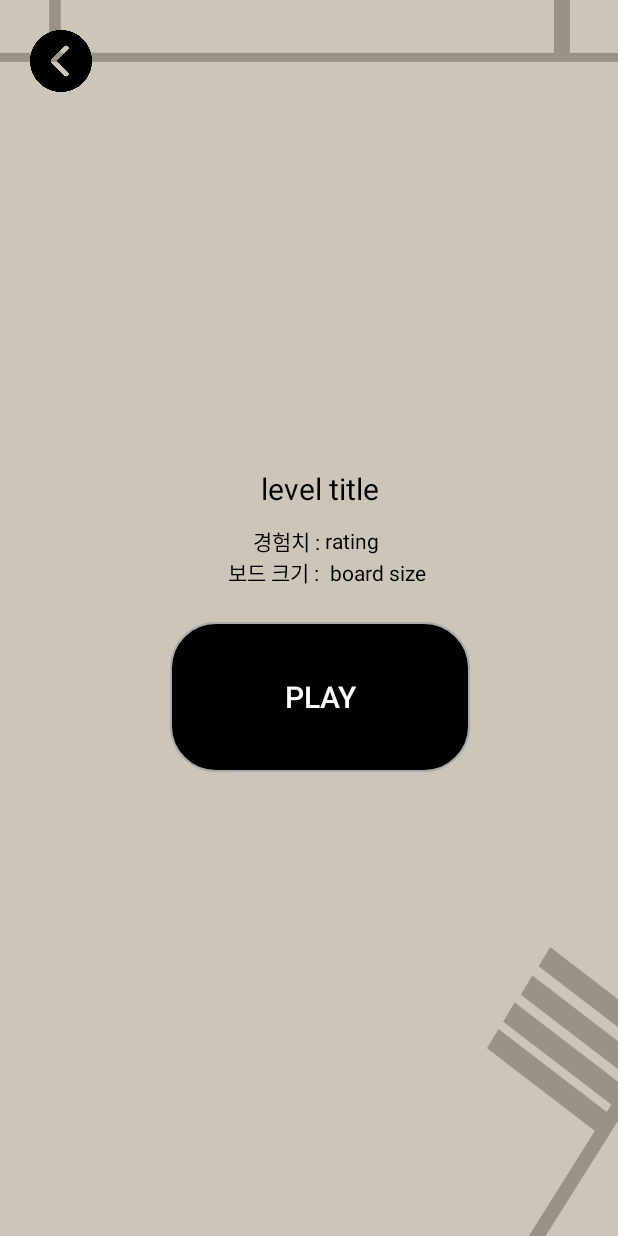
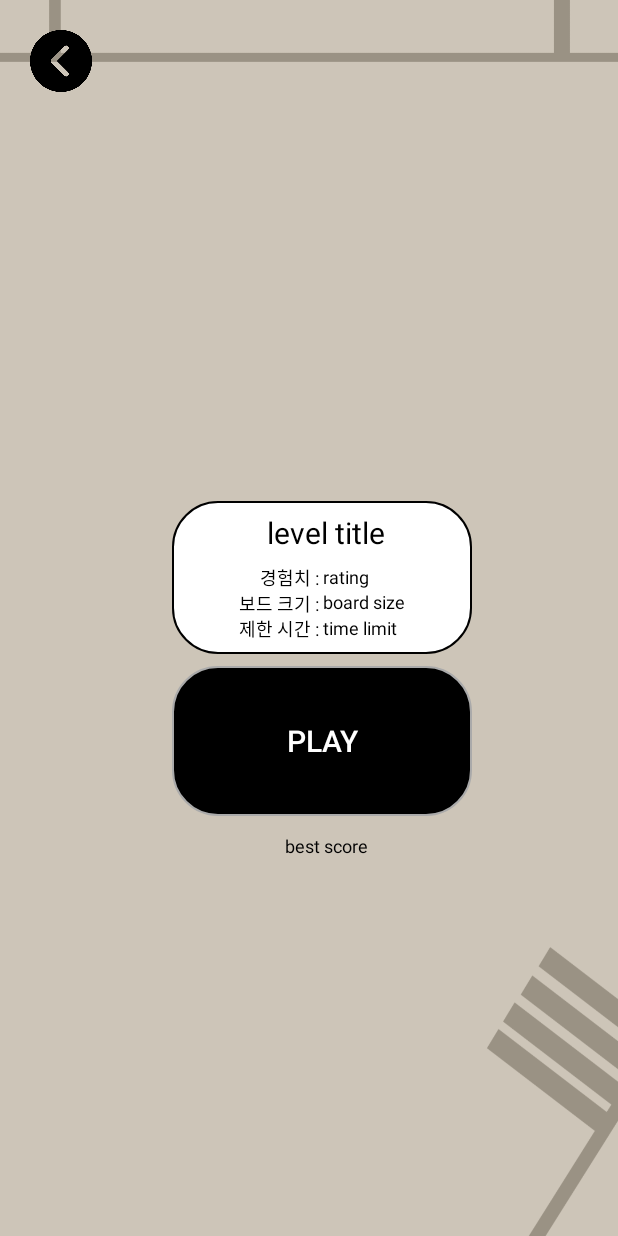
Before and after one commit to dev-yenya/MadCamp_2nd, an Android app: the ViewOnlineLevelActivity screen opened directly, with no data from a screen before it, on a phone screen of 412 x 824 dp. Run offline under Robolectric (Android 15) with nearby library versions, the phone set to English and light mode, and no system bars; 8 statements that could not run were skipped.

Commit message:
합병본

```diff
--- a/app/src/main/java/com/example/second_app/LevelPlayActivity.kt
+++ b/app/src/main/java/com/example/second_app/LevelPlayActivity.kt
@@ -524,7 +524,7 @@ class LevelPlayActivity: AppCompatActivity(), CoroutineScope {
             }
 
             if (prevScore == null) {
-                HttpRequest().request("POST", "/users", gson.toJson(newInfo), CoroutineScope(Dispatchers.Unconfined))
+                HttpRequest().request("POST", "/users", gson.toJson(newInfo), CoroutineScope(Dispatchers.IO))
                 sharedManager.saveUserInfo(newInfo)
 
                 withContext(Dispatchers.IO) {
--- a/app/src/main/java/com/example/second_app/UserRatingActivity.kt
+++ b/app/src/main/java/com/example/second_app/UserRatingActivity.kt
@@ -39,6 +39,8 @@ class UserRatingActivity : AppCompatActivity(), CoroutineScope {
         adapter.dataList =  currentDataList
         recyclerView.adapter = adapter
         recyclerView.layoutManager = LinearLayoutManager(this, LinearLayoutManager.VERTICAL, false)
+        // TODO : user rating 연결
+        // TODO : user 등수 계산
 
         binding.imgbtnUserRatingBack.setOnClickListener{
             if (!isFinishing) finish()
--- a/app/src/main/java/com/example/second_app/ViewOnlineLevelActivity.kt
+++ b/app/src/main/java/com/example/second_app/ViewOnlineLevelActivity.kt
@@ -21,7 +21,7 @@ class ViewOnlineLevelActivity : AppCompatActivity(), CoroutineScope {
     private val binding get() = _binding!!
     private val httpRequest = HttpRequest()
     private val gson = Gson()
-
+    private var scoreString = ""
     private val job = Job()
     override val coroutineContext: CoroutineContext get() = Dispatchers.IO + job
 
@@ -46,17 +46,17 @@ class ViewOnlineLevelActivity : AppCompatActivity(), CoroutineScope {
 
                 // TODO: 하이스코어 업데이트.
                 // (뷰 업데이트 코드)
-                val scoreString = String.format("%.1f", score)
+                scoreString = String.format("%.1f", score)
                 Log.d("SCORE", "$scoreString")
-
                 Log.d("LEVEL", "complete.")
+                binding.tvBestScoreOnlineLevel.text = scoreString+"℃"
             }
         }
-
 
         binding.textViewOnlineLevelTitle.text = levelMetadata.levelname
         binding.tvRatingViewOnlineLevel.text = levelMetadata.rating.toString()
         binding.tvBoardSizeOnlineLevel.text = levelMetadata.boardsize.toString()
+
         Log.e("levelMetaData : ", levelMetadata.rating.toString()+levelMetadata.rating.toString())
 
         checkUserHasLevel(levelMetadata)
--- /dev/null
+++ b/app/src/main/res/drawable/round_button_white.xml
@@ -0,0 +1,37 @@
+<?xml version="1.0" encoding="utf-8"?>
+<selector xmlns:android="http://schemas.android.com/apk/res/android" >
+    <!-- 평상시 -->
+    <item android:state_pressed="false">
+        <shape>
+            <!-- 배경 -->
+            <solid android:color="@color/white" />
+            <!-- 테두리 -->
+            <stroke
+                android:width="1dp"
+                android:color="@color/black" />
+            <corners
+                android:bottomLeftRadius="30dp"
+                android:bottomRightRadius="30dp"
+                android:topLeftRadius="30dp"
+                android:topRightRadius="30dp" />
+        </shape>
+    </item>
+
+    <!-- 클릭했을 때 -->
+    <item android:state_pressed="true">
+        <shape>
+            <!-- 배경 -->
+            <solid android:color="#ff000000" />
+            <!-- 테두리 -->
+            <stroke
+                android:width="1dp"
+                android:color="@color/white" />
+            <!-- 코너 둥근 정도 -->
+            <corners
+                android:bottomLeftRadius="30dp"
+                android:bottomRightRadius="30dp"
+                android:topLeftRadius="30dp"
+                android:topRightRadius="30dp" />
+        </shape>
+    </item>
+</selector>
--- a/app/src/main/res/layout/activity_view_online_level.xml
+++ b/app/src/main/res/layout/activity_view_online_level.xml
@@ -1,5 +1,6 @@
 <?xml version="1.0" encoding="utf-8"?>
 <androidx.constraintlayout.widget.ConstraintLayout xmlns:android="http://schemas.android.com/apk/res/android"
+    xmlns:tools="http://schemas.android.com/tools"
     android:layout_width="match_parent"
     android:layout_height="match_parent"
     xmlns:app="http://schemas.android.com/apk/res-auto"
@@ -19,33 +20,18 @@
         android:layout_marginTop="20dp"
         />
 
-
     <TextView
-        android:id="@+id/tv_board_size_online_level"
-        android:layout_width="wrap_content"
-        android:layout_height="wrap_content"
-        android:layout_marginEnd="128dp"
-        android:text="board size"
-        android:textColor="@color/black"
-        android:textSize="14sp"
-        app:layout_constraintBottom_toBottomOf="parent"
+        android:id="@+id/textView2"
+        android:layout_width="200dp"
+        android:layout_height="102dp"
+        android:layout_marginBottom="8dp"
+        android:background="@drawable/round_button_white"
+        app:layout_constraintBottom_toTopOf="@+id/btn_view_online_level_play"
         app:layout_constraintEnd_toEndOf="parent"
+        app:layout_constraintHorizontal_bias="0.54"
+        app:layout_constraintStart_toStartOf="parent"
         app:layout_constraintTop_toTopOf="parent"
-        app:layout_constraintVertical_bias="0.462" />
-
-    <TextView
-        android:id="@+id/tv_rating_view_online_level"
-        android:layout_width="wrap_content"
-        android:layout_height="wrap_content"
-        android:text="rating"
-        android:textColor="@color/black"
-        android:textSize="14sp"
-        app:layout_constraintBottom_toBottomOf="parent"
-        app:layout_constraintEnd_toEndOf="parent"
-        app:layout_constraintHorizontal_bias="0.0"
-        app:layout_constraintStart_toEndOf="@+id/textView4"
-        app:layout_constraintTop_toTopOf="parent"
-        app:layout_constraintVertical_bias="0.436" />
+        app:layout_constraintVertical_bias="1.0" />
 
     <android.widget.Button
         android:id="@+id/btn_view_online_level_play"
@@ -57,10 +43,95 @@
         android:textSize="20sp"
         app:layout_constraintBottom_toBottomOf="parent"
         app:layout_constraintEnd_toEndOf="parent"
-        app:layout_constraintHorizontal_bias="0.535"
+        app:layout_constraintHorizontal_bias="0.54"
         app:layout_constraintStart_toStartOf="parent"
         app:layout_constraintTop_toTopOf="parent"
-        app:layout_constraintVertical_bias="0.573" />
+        app:layout_constraintVertical_bias="0.613" />
+
+    <TextView
+        android:id="@+id/textView6"
+        android:layout_width="wrap_content"
+        android:layout_height="wrap_content"
+        android:text="보드 크기 : "
+        android:textColor="@color/black"
+        android:textSize="12sp"
+        app:layout_constraintBottom_toBottomOf="parent"
+        app:layout_constraintEnd_toEndOf="parent"
+        app:layout_constraintHorizontal_bias="0.447"
+        app:layout_constraintStart_toStartOf="parent"
+        app:layout_constraintTop_toBottomOf="@+id/text_view_online_level_title"
+        app:layout_constraintVertical_bias="0.056" />
+
+    <TextView
+        android:id="@+id/textView4"
+        android:layout_width="wrap_content"
+        android:layout_height="wrap_content"
+        android:text="경험치 : "
+        android:textColor="@color/black"
+        android:textSize="12sp"
+        app:layout_constraintBottom_toBottomOf="parent"
+        app:layout_constraintEnd_toEndOf="parent"
+        app:layout_constraintHorizontal_bias="0.468"
+        app:layout_constraintStart_toStartOf="parent"
+        app:layout_constraintTop_toBottomOf="@+id/text_view_online_level_title"
+        app:layout_constraintVertical_bias="0.017" />
+
+    <TextView
+        android:id="@+id/textView"
+        android:layout_width="wrap_content"
+        android:layout_height="wrap_content"
+        android:text="제한 시간 : "
+        android:textColor="@color/black"
+        android:textSize="12sp"
+        app:layout_constraintBottom_toBottomOf="parent"
+        app:layout_constraintEnd_toEndOf="parent"
+        app:layout_constraintHorizontal_bias="0.447"
+        app:layout_constraintStart_toStartOf="parent"
+        app:layout_constraintTop_toBottomOf="@+id/text_view_online_level_title"
+        app:layout_constraintVertical_bias="0.094" />
+
+    <TextView
+        android:id="@+id/tv_best_score_online_level"
+        android:layout_width="wrap_content"
+        android:layout_height="wrap_content"
+        android:text="best score"
+        android:textColor="@color/black"
+        android:textSize="12sp"
+        app:layout_constraintBottom_toBottomOf="parent"
+        app:layout_constraintEnd_toEndOf="parent"
+        app:layout_constraintHorizontal_bias="0.533"
+        app:layout_constraintStart_toStartOf="parent"
+        app:layout_constraintTop_toBottomOf="@+id/btn_view_online_level_play"
+        app:layout_constraintVertical_bias="0.043" />
+
+    <TextView
+        android:id="@+id/tv_board_size_online_level"
+        android:layout_width="wrap_content"
+        android:layout_height="wrap_content"
+        android:layout_marginEnd="124dp"
+        android:text="board size"
+        android:textColor="@color/black"
+        android:textSize="12sp"
+        app:layout_constraintBottom_toBottomOf="parent"
+        app:layout_constraintEnd_toEndOf="parent"
+        app:layout_constraintHorizontal_bias="0.0"
+        app:layout_constraintStart_toEndOf="@+id/textView6"
+        app:layout_constraintTop_toBottomOf="@+id/text_view_online_level_title"
+        app:layout_constraintVertical_bias="0.054" />
+
+    <TextView
+        android:id="@+id/tv_rating_view_online_level"
+        android:layout_width="wrap_content"
+        android:layout_height="wrap_content"
+        android:text="rating"
+        android:textColor="@color/black"
+        android:textSize="12sp"
+        app:layout_constraintBottom_toBottomOf="parent"
+        app:layout_constraintEnd_toEndOf="parent"
+        app:layout_constraintHorizontal_bias="0.0"
+        app:layout_constraintStart_toEndOf="@+id/textView4"
+        app:layout_constraintTop_toBottomOf="@+id/text_view_online_level_title"
+        app:layout_constraintVertical_bias="0.017" />
 
     <TextView
         android:id="@+id/text_view_online_level_title"
@@ -70,38 +141,26 @@
         android:textColor="@color/black"
         android:textSize="20sp"
         app:layout_constraintBottom_toBottomOf="parent"
-        app:layout_constraintEnd_toEndOf="parent"
+        app:layout_constraintEnd_toEndOf="@+id/textView2"
         app:layout_constraintHorizontal_bias="0.522"
-        app:layout_constraintStart_toStartOf="parent"
-        app:layout_constraintTop_toTopOf="parent"
-        app:layout_constraintVertical_bias="0.392" />
+        app:layout_constraintStart_toStartOf="@+id/textView2"
+        app:layout_constraintTop_toTopOf="@+id/textView2"
+        app:layout_constraintVertical_bias="0.016" />
 
     <TextView
-        android:id="@+id/textView4"
+        android:id="@+id/tv_timelimit_online_level"
         android:layout_width="wrap_content"
         android:layout_height="wrap_content"
-        android:text="경험치 : "
+        android:layout_marginEnd="128dp"
+        android:text="time limit"
         android:textColor="@color/black"
-        android:textSize="14sp"
+        android:textSize="12sp"
         app:layout_constraintBottom_toBottomOf="parent"
         app:layout_constraintEnd_toEndOf="parent"
-        app:layout_constraintHorizontal_bias="0.464"
-        app:layout_constraintStart_toStartOf="parent"
-        app:layout_constraintTop_toTopOf="parent"
-        app:layout_constraintVertical_bias="0.436" />
+        app:layout_constraintHorizontal_bias="0.0"
+        app:layout_constraintStart_toEndOf="@+id/textView"
+        app:layout_constraintTop_toBottomOf="@+id/text_view_online_level_title"
+        app:layout_constraintVertical_bias="0.094" />
 
-    <TextView
-        android:id="@+id/textView6"
-        android:layout_width="wrap_content"
-        android:layout_height="wrap_content"
-        android:text="보드 크기 : "
-        android:textColor="@color/black"
-        android:textSize="14sp"
-        app:layout_constraintBottom_toBottomOf="parent"
-        app:layout_constraintEnd_toEndOf="parent"
-        app:layout_constraintHorizontal_bias="0.437"
-        app:layout_constraintStart_toStartOf="parent"
-        app:layout_constraintTop_toTopOf="parent"
-        app:layout_constraintVertical_bias="0.462" />
 
 </androidx.constraintlayout.widget.ConstraintLayout>
```
Also changed, not shown: app/src/main/res/layout/level_list_item.xml (+17 -11 lines), app/src/main/res/layout/user_rating_list_item.xml (+37 -28 lines).
